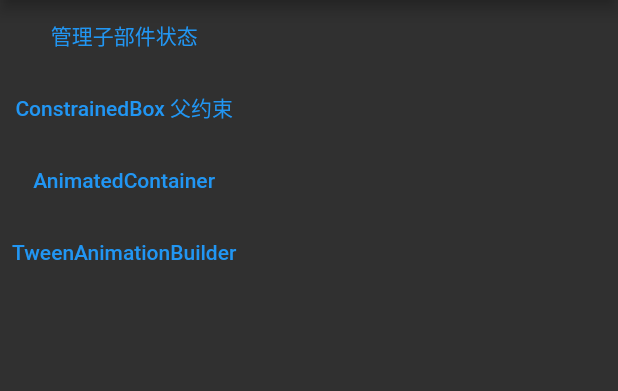
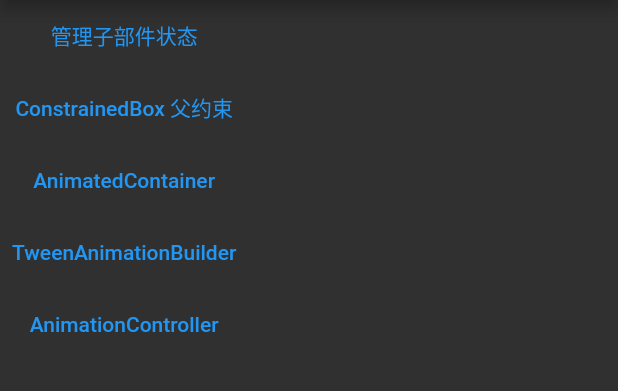
Before and after one commit to loaden/flutter-demo, a Flutter app: the screen it shows after launch, on a phone screen of 412 x 824 dp, the part 84-475 px from its top. Run offline on Flutter 3.47's test engine with Material 2 defaults, Android fonts, the phone set to English and light mode, and no system bars.

Commit message:
实现可控制的动画

```diff
--- a/lib/home.dart
+++ b/lib/home.dart
@@ -26,6 +26,10 @@ class Home extends StatelessWidget {
             onPressed: () => route.go(context, route.tweenBuilder),
             child: const Text('TweenAnimationBuilder'),
           ),
+          TextButton(
+            onPressed: () => route.go(context, route.animationController),
+            child: const Text('AnimationController'),
+          ),
         ],
       ),
     );
--- a/lib/route.dart
+++ b/lib/route.dart
@@ -1,4 +1,5 @@
 import 'package:flutter/material.dart';
+import 'package:flutterapp/animate/animation_controller.dart';
 import 'package:flutterapp/animate/tween_animation_builder.dart';
 import 'package:flutterapp/home.dart';
 import 'package:flutterapp/layout/constrained_box.dart';
@@ -11,6 +12,7 @@ const String constrainedBox = 'constrained_box';
 const String manageChildState = 'manage_child_state';
 const String animatedContainer = 'animated_container';
 const String tweenBuilder = 'tween_animation_builder';
+const String animationController = 'animation_controller';
 
 // Control function
 Route<dynamic> controller(RouteSettings settings) {
@@ -35,6 +37,10 @@ Route<dynamic> controller(RouteSettings settings) {
       return MaterialPageRoute(
         builder: (context) => const TweenBuilderPage(),
       );
+    case animationController:
+      return MaterialPageRoute(
+        builder: (context) => const AnimationControllerPage(),
+      );
     default:
       throw ('The route does not exist');
   }
```
Also changed, not shown: lib/animate/animation_controller.dart (added, +53 -0 lines).
